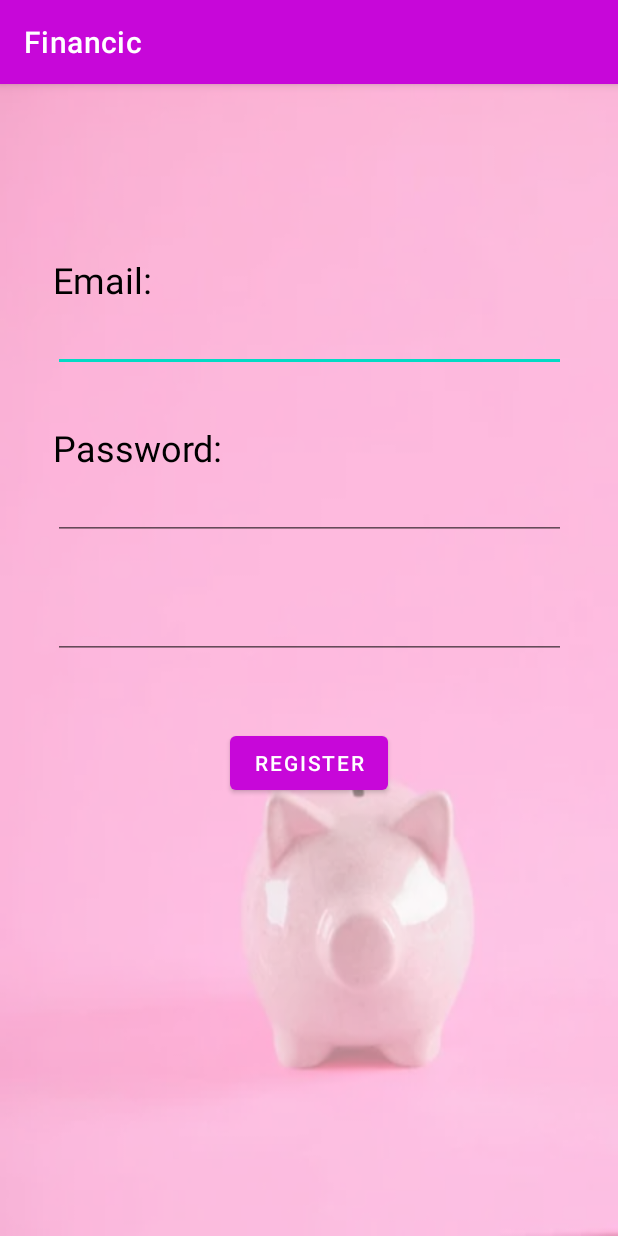
After one commit to FcoJAA/Financic, an Android app: the signup screen opened directly, with no data from a screen before it, on a phone screen of 412 x 824 dp. The commit adds this screen. Run offline under Robolectric (Android 15) with nearby library versions, the phone set to English and light mode, and no system bars.

Commit message:
feat: signup-screen

```diff
--- a/app/src/main/AndroidManifest.xml
+++ b/app/src/main/AndroidManifest.xml
@@ -10,6 +10,9 @@
         android:supportsRtl="true"
         android:theme="@style/Theme.Financic">
         <activity
+            android:name=".signup"
+            android:exported="false" />
+        <activity
             android:name=".MainActivity"
             android:exported="true">
             <intent-filter>
--- a/app/src/main/java/com/example/financic/MainActivity.java
+++ b/app/src/main/java/com/example/financic/MainActivity.java
@@ -2,7 +2,9 @@ package com.example.financic;
 
 import androidx.appcompat.app.AppCompatActivity;
 
+import android.content.Intent;
 import android.os.Bundle;
+import android.view.View;
 
 public class MainActivity extends AppCompatActivity {
 
@@ -11,4 +13,9 @@ public class MainActivity extends AppCompatActivity {
         super.onCreate(savedInstanceState);
         setContentView(R.layout.activity_main);
     }
+
+    public void changeToSignUp(View view){
+        Intent i = new Intent(this,signup.class);
+        startActivity(i);
+    }
 }
--- /dev/null
+++ b/app/src/main/java/com/example/financic/signup.java
@@ -0,0 +1,14 @@
+package com.example.financic;
+
+import androidx.appcompat.app.AppCompatActivity;
+
+import android.os.Bundle;
+
+public class signup extends AppCompatActivity {
+
+    @Override
+    protected void onCreate(Bundle savedInstanceState) {
+        super.onCreate(savedInstanceState);
+        setContentView(R.layout.activity_signup);
+    }
+}
--- a/app/src/main/res/layout/activity_main.xml
+++ b/app/src/main/res/layout/activity_main.xml
@@ -18,7 +18,7 @@
 
         <Space
             android:layout_width="match_parent"
-            android:layout_height="60sp" />
+            android:layout_height="45sp" />
 
         <Button
             android:id="@+id/button"
@@ -29,23 +29,25 @@
 
         <Space
             android:layout_width="match_parent"
-            android:layout_height="60sp" />
+            android:layout_height="45sp" />
 
         <Button
             android:id="@+id/button2"
             android:layout_width="200sp"
             android:layout_height="wrap_content"
             android:layout_gravity="center"
+            android:onClick="changeToSignUp"
             android:text="Sign Up" />
 
         <Space
             android:layout_width="match_parent"
-            android:layout_height="100sp" />
+            android:layout_height="60sp" />
 
         <Button
             android:id="@+id/button3"
-            android:layout_width="match_parent"
-            android:layout_height="200sp"
+            android:layout_width="300sp"
+            android:layout_height="100sp"
+            android:layout_gravity="center"
             android:text="My Profile" />
     </LinearLayout>
 </androidx.constraintlayout.widget.ConstraintLayout>
--- /dev/null
+++ b/app/src/main/res/layout/activity_signup.xml
@@ -0,0 +1,79 @@
+<?xml version="1.0" encoding="utf-8"?>
+<androidx.constraintlayout.widget.ConstraintLayout xmlns:android="http://schemas.android.com/apk/res/android"
+    xmlns:app="http://schemas.android.com/apk/res-auto"
+    xmlns:tools="http://schemas.android.com/tools"
+    android:layout_width="match_parent"
+    android:layout_height="match_parent"
+    android:background="@drawable/wallpaperfinancicopa"
+    tools:context=".signup">
+
+    <LinearLayout
+        android:layout_width="342dp"
+        android:layout_height="580dp"
+        android:orientation="vertical"
+        app:layout_constraintBottom_toBottomOf="parent"
+        app:layout_constraintEnd_toEndOf="parent"
+        app:layout_constraintStart_toStartOf="parent"
+        app:layout_constraintTop_toTopOf="parent">
+
+        <Space
+            android:layout_width="match_parent"
+            android:layout_height="20sp" />
+
+        <TextView
+            android:id="@+id/textView"
+            android:layout_width="match_parent"
+            android:layout_height="wrap_content"
+            android:text="Email:"
+            android:textColor="#000000"
+            android:textSize="24sp" />
+
+        <EditText
+            android:id="@+id/editTextTextEmailAddress"
+            android:layout_width="match_parent"
+            android:layout_height="wrap_content"
+            android:ems="10"
+            android:inputType="textEmailAddress" />
+
+        <Space
+            android:layout_width="match_parent"
+            android:layout_height="34dp" />
+
+        <TextView
+            android:id="@+id/textView2"
+            android:layout_width="match_parent"
+            android:layout_height="wrap_content"
+            android:text="Password:"
+            android:textColor="#000000"
+            android:textSize="24sp" />
+
+        <EditText
+            android:id="@+id/editTextTextPassword"
+            android:layout_width="match_parent"
+            android:layout_height="wrap_content"
+            android:ems="10"
+            android:inputType="textPassword" />
+
+        <Space
+            android:layout_width="match_parent"
+            android:layout_height="34dp" />
+
+        <EditText
+            android:id="@+id/editTextTextPassword2"
+            android:layout_width="match_parent"
+            android:layout_height="wrap_content"
+            android:ems="10"
+            android:inputType="textPassword" />
+
+        <Space
+            android:layout_width="match_parent"
+            android:layout_height="45dp" />
+
+        <Button
+            android:id="@+id/button4"
+            android:layout_width="wrap_content"
+            android:layout_height="wrap_content"
+            android:layout_gravity="center"
+            android:text="Register" />
+    </LinearLayout>
+</androidx.constraintlayout.widget.ConstraintLayout>
```
